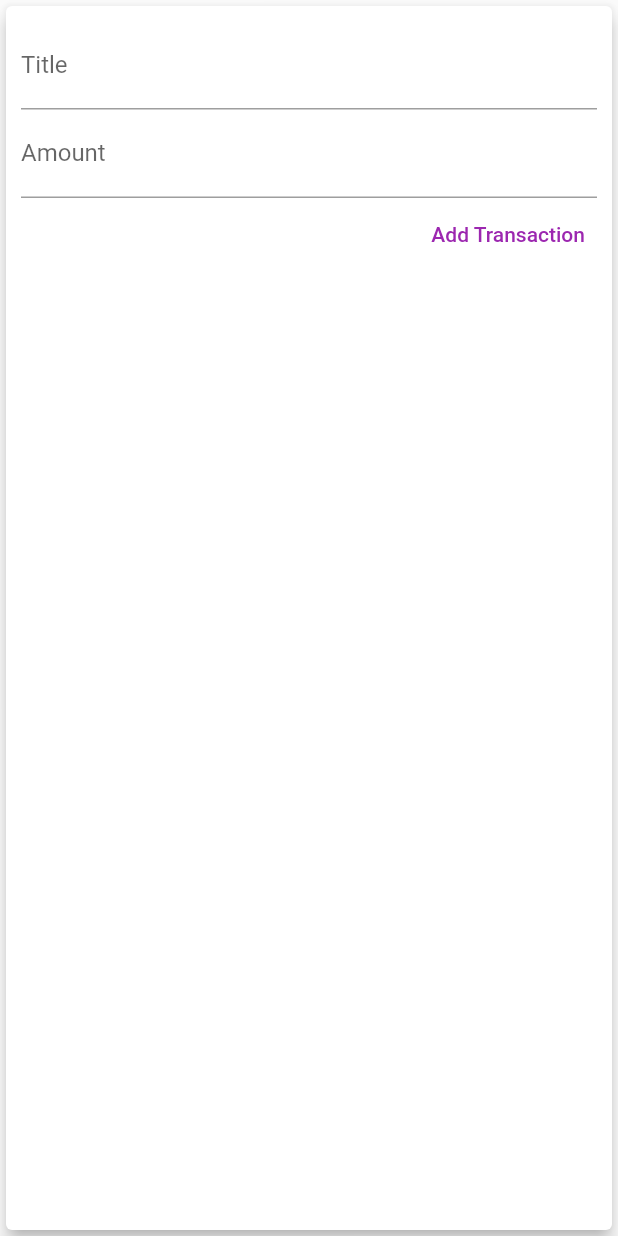
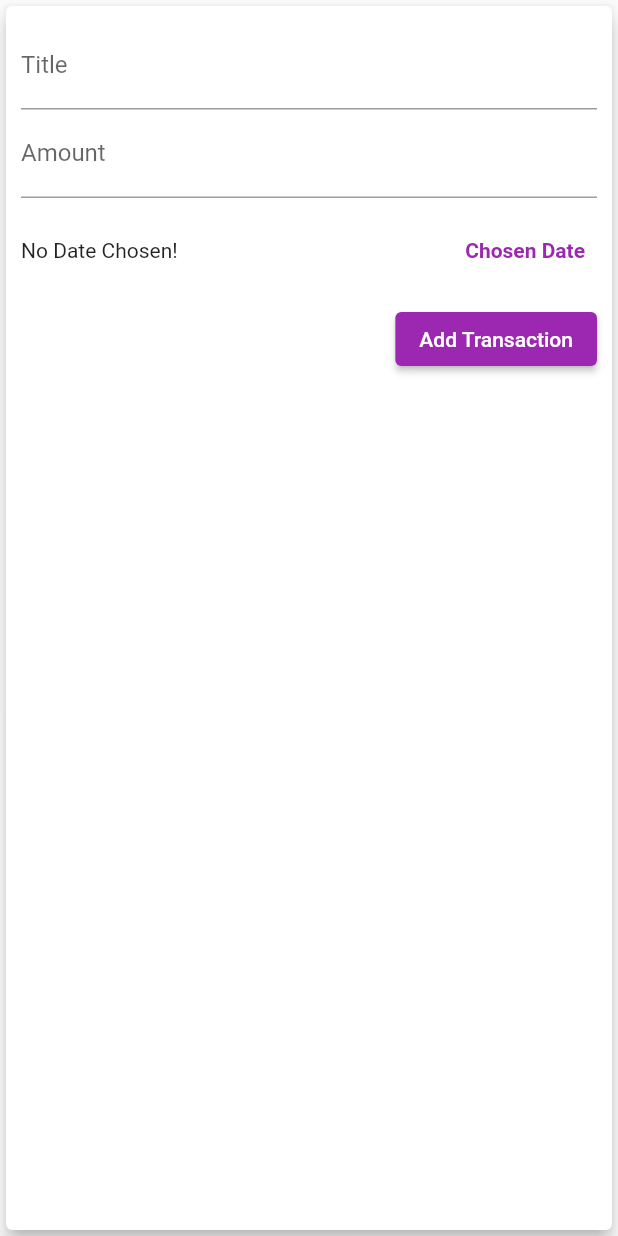
Before and after one commit to ducchungtx/personal_expenses_app, a Flutter app: the NewTransaction widget shown alone on an empty page, opened directly with empty values, after a tap on "Add Transaction", on a phone screen of 412 x 824 dp. Run offline on Flutter 3.47's test engine with Material 2 defaults, Android fonts, the phone set to English and light mode, and no system bars.

Commit message:
Update done app in section4

```diff
--- a/lib/widgets/new_transaction.dart
+++ b/lib/widgets/new_transaction.dart
@@ -1,4 +1,5 @@
 import 'package:flutter/material.dart';
+import 'package:intl/intl.dart';
 
 class NewTransaction extends StatefulWidget {
   const NewTransaction({Key? key, required this.addTx}) : super(key: key);
@@ -10,24 +11,40 @@ class NewTransaction extends StatefulWidget {
 }
 
 class _NewTransactionState extends State<NewTransaction> {
-  final titleController = TextEditingController();
+  final _titleController = TextEditingController();
+  final _amountController = TextEditingController();
+  DateTime? _selectedDate;
 
-  final amountController = TextEditingController();
+  void _submitData() {
+    if (_amountController.text.isEmpty) {
+      return;
+    }
+    final enteredTitle = _titleController.text;
+    final enteredAmount = double.parse(_amountController.text);
 
-  void submitData() {
-    final enteredTitle = titleController.text;
-    final enteredAmount = double.parse(amountController.text);
-
-    if (enteredTitle.isEmpty || enteredAmount <= 0) {
+    if (enteredTitle.isEmpty || enteredAmount <= 0 || _selectedDate == null) {
       return;
     }
 
-    widget.addTx(
-      enteredTitle,
-      enteredAmount,
-    );
+    widget.addTx(enteredTitle, enteredAmount, _selectedDate);
 
     Navigator.of(context).pop();
+  }
+
+  void _presentDatePicker() {
+    showDatePicker(
+      context: context,
+      initialDate: DateTime.now(),
+      firstDate: DateTime(2022),
+      lastDate: DateTime.now(),
+    ).then((pickedDate) {
+      if (pickedDate == null) {
+        return;
+      }
+      setState(() {
+        _selectedDate = pickedDate;
+      });
+    });
   }
 
   @override
@@ -40,26 +57,46 @@ class _NewTransactionState extends State<NewTransaction> {
           crossAxisAlignment: CrossAxisAlignment.end,
           children: <Widget>[
             TextField(
-              controller: titleController,
+              controller: _titleController,
               decoration: const InputDecoration(
                 labelText: 'Title',
               ),
-              onSubmitted: (_) => submitData(),
+              onSubmitted: (_) => _submitData(),
               // onChanged: (val) => titleInput = val,
             ),
             TextField(
-              controller: amountController,
+              controller: _amountController,
               decoration: const InputDecoration(
                 labelText: 'Amount',
               ),
               keyboardType: TextInputType.number,
-              onSubmitted: (_) => submitData(),
+              onSubmitted: (_) => _submitData(),
               // onChanged: (val) => amountInput = val,
             ),
-            TextButton(
-              onPressed: submitData,
+            SizedBox(
+              height: 70,
+              child: Row(
+                mainAxisAlignment: MainAxisAlignment.spaceBetween,
+                children: [
+                  Text(_selectedDate == null
+                      ? 'No Date Chosen!'
+                      : 'Picked Date: ${DateFormat.yMd().format(_selectedDate!)}'),
+                  TextButton(
+                    onPressed: _presentDatePicker,
+                    child: const Text(
+                      'Chosen Date',
+                      style: TextStyle(
+                        fontWeight: FontWeight.bold,
+                      ),
+                    ),
+                  ),
+                ],
+              ),
+            ),
+            ElevatedButton(
+              onPressed: _submitData,
               child: const Text('Add Transaction'),
-            )
+            ),
           ],
         ),
       ),
```
Also changed, not shown: lib/main.dart (+13 -3 lines), lib/widgets/transaction_list.dart (+9 -2 lines).
